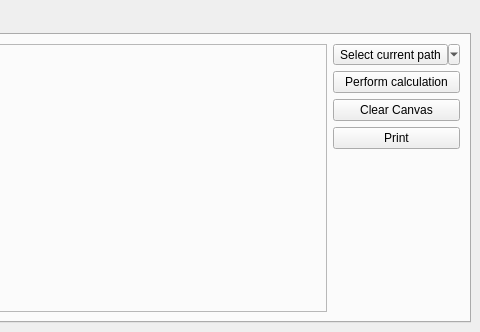
This is plugin/teksi_wastewater/ui/twwdockwidget.ui in sjib/teksi_wastewater_dev as Qt 5 draws it before an edit; both pictures show x 448 to 928 and y 0 to 332 of the 928 by 332 pixel window. The edited form follows.
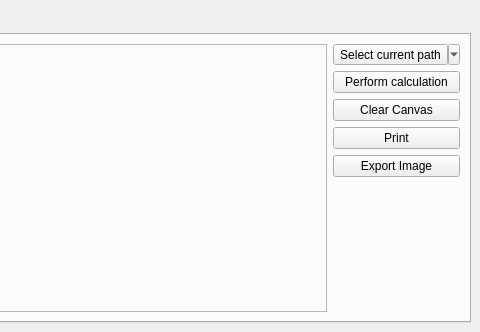
This is the edited form.

Commit message: feat(profile): implement Print and Export Image via canvas grab

```diff
--- a/plugin/teksi_wastewater/ui/twwdockwidget.ui
+++ b/plugin/teksi_wastewater/ui/twwdockwidget.ui
@@ -119,6 +119,13 @@
            </widget>
           </item>
           <item row="5" column="0">
+           <widget class="QPushButton" name="exportImageButton">
+            <property name="text">
+             <string>Export Image</string>
+            </property>
+           </widget>
+          </item>
+          <item row="6" column="0">
            <spacer name="verticalSpacer">
             <property name="orientation">
              <enum>Qt::Vertical</enum>
```
The commit also changes 2 other files.
